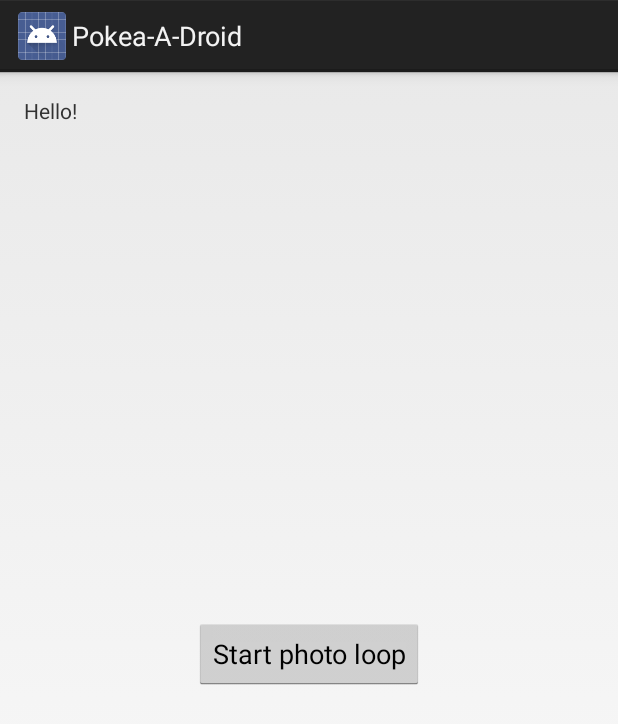
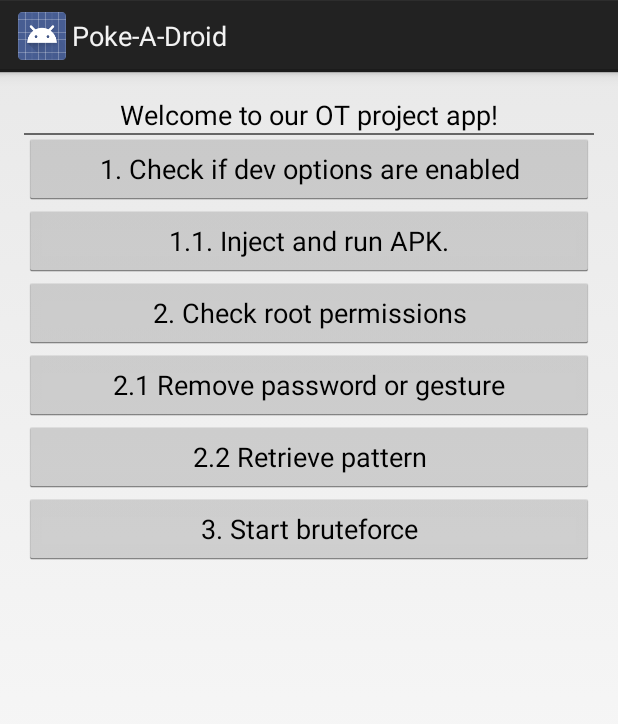
Before and after one commit to remydb/Poke-A-Droid, an Android app: the screen it shows after launch (MainActivity), on a phone screen of 412 x 824 dp. Shown: the top 724 px of the screen. Run offline under Robolectric (Android 15) with nearby library versions, the phone set to English and light mode, and no system bars.

Commit message:
IK ben stoer, en heb de layout aangepast. !!!1111one

```diff
--- a/Poke-A-Droid/src/main/res/layout/activity_main.xml
+++ b/Poke-A-Droid/src/main/res/layout/activity_main.xml
@@ -7,24 +7,67 @@
                 android:paddingTop="@dimen/activity_vertical_margin"
                 android:paddingBottom="@dimen/activity_vertical_margin"
                 tools:context=".MainActivity">
-
     <TextView
             android:layout_width="wrap_content"
             android:layout_height="wrap_content"
-            android:text="@string/hello_world" android:id="@+id/textView"/>
+            android:textAppearance="?android:attr/textAppearanceMedium"
+            android:text="@string/welcome"
+            android:id="@+id/textView"
+            android:layout_alignParentTop="true" android:layout_centerHorizontal="true"/>
+    <View
+            style="@style/HorizontalLine"
+            android:layout_width="fill_parent"
+            android:id="@+id/view"
+            android:layout_below="@+id/textView" android:layout_alignParentLeft="true"/>
+    <FrameLayout
+            android:id="@+id/cameraView"
+            android:layout_width="1dip"
+            android:layout_height="1dip"
+            android:layout_alignParentBottom="true" android:layout_alignParentRight="true">
+    </FrameLayout>
 
+
+    <Button
+            android:layout_width="wrap_content"
+            android:layout_height="wrap_content"
+            android:text="@string/devoptions"
+            android:id="@+id/button"
+            android:layout_below="@+id/textView" android:layout_alignParentLeft="true"
+            android:layout_alignRight="@+id/cameraView"/>
+    <Button
+            android:layout_width="wrap_content"
+            android:layout_height="wrap_content"
+            android:text="@string/inject"
+            android:id="@+id/button1"
+            android:layout_below="@+id/button" android:layout_alignLeft="@+id/button"
+            android:layout_alignRight="@+id/button"/>
+    <Button
+            android:layout_width="wrap_content"
+            android:layout_height="wrap_content"
+            android:text="@string/root"
+            android:id="@+id/button2"
+            android:layout_below="@+id/button1" android:layout_alignLeft="@+id/button1"
+            android:layout_alignRight="@+id/button1"/>
+    <Button
+            android:layout_width="wrap_content"
+            android:layout_height="wrap_content"
+            android:text="@string/remove"
+            android:id="@+id/button3"
+            android:layout_below="@+id/button2" android:layout_alignLeft="@+id/button2"
+            android:layout_alignRight="@+id/button2"/>
+    <Button
+            android:layout_width="wrap_content"
+            android:layout_height="wrap_content"
+            android:text="@string/retrieve"
+            android:id="@+id/button4"
+            android:layout_below="@+id/button3" android:layout_alignLeft="@+id/button3"
+            android:layout_alignRight="@+id/button3"/>
     <Button
             android:id="@+id/captureBack"
             android:layout_width="wrap_content"
             android:layout_height="wrap_content"
-            android:layout_centerInParent="true"
             android:onClick="photoLoop"
-            android:text="Start photo loop" />
-    <FrameLayout
-            android:id="@+id/cameraView"
-            android:layout_width="fill_parent"
-            android:layout_height="fill_parent"
-            android:layout_toRightOf="@+id/captureBack" android:layout_alignBottom="@+id/textView">
-    </FrameLayout>
-
+            android:text="@string/bruteforce"
+            android:layout_below="@+id/button4" android:layout_alignLeft="@+id/button4"
+            android:layout_alignRight="@+id/button4"/>
 </RelativeLayout>
--- a/Poke-A-Droid/src/main/res/values/strings.xml
+++ b/Poke-A-Droid/src/main/res/values/strings.xml
@@ -1,7 +1,6 @@
 <?xml version="1.0" encoding="utf-8"?>
 <resources>
-	<string name="hello_world" >Hello!</string>
-    <string name="app_name" >Pokea-A-Droid </string>
+    <string name="app_name" >Poke-A-Droid </string>
     <string name="action_settings" >Settings </string>
     <string name="welcome" >Welcome to our OT project app!</string>
     <string name="devoptions" >1. Check if dev options are enabled</string>
@@ -13,4 +12,5 @@
 	<!-- Buttons -->
     <string name="check" >Check!</string>
     <string name="run" >Run!</string>
+    <string name="loop" >Start loop!</string>
 </resources>
--- a/Poke-A-Droid/src/main/res/values/styles.xml
+++ b/Poke-A-Droid/src/main/res/values/styles.xml
@@ -15,16 +15,6 @@
     <style name="AppTheme" parent="AppBaseTheme">
         <!-- All customizations that are NOT specific to a particular API-level can go here. -->
     </style>
-    <!-- Table Rows -->
-    <style name="EvenRow" parent="AppBaseTheme">
-            <item name="android:layout_width">fill_parent</item>
-            <item name="android:layout_height">wrap_content</item>
-            <item name="android:background">#FFFFFF</item>
-            <item name="android:padding">5dip</item>
-    </style>
-        <style name="UnEvenRow" parent="EvenRow">
-            <item name="android:background">#DDDDDD</item>
-        </style>
     <!-- Horizontal Line -->
     <style name="HorizontalLine" parent="AppBaseTheme">
         <item name="android:layout_height">1dip</item>
```
